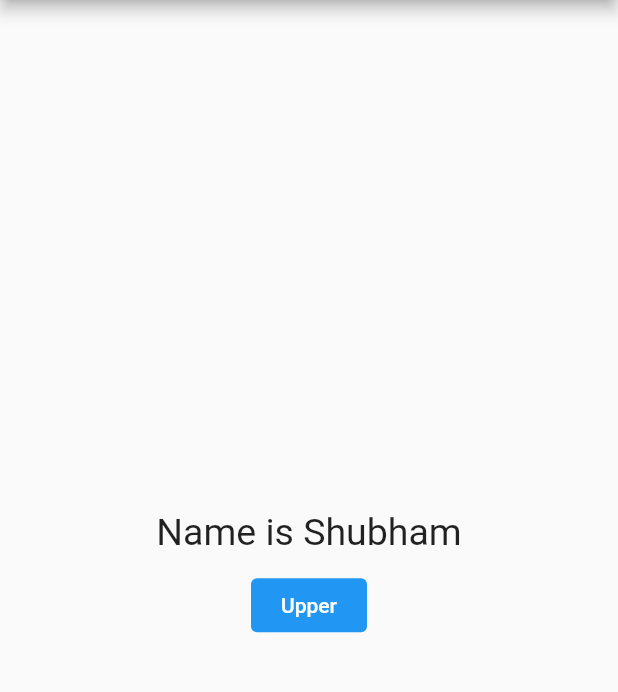
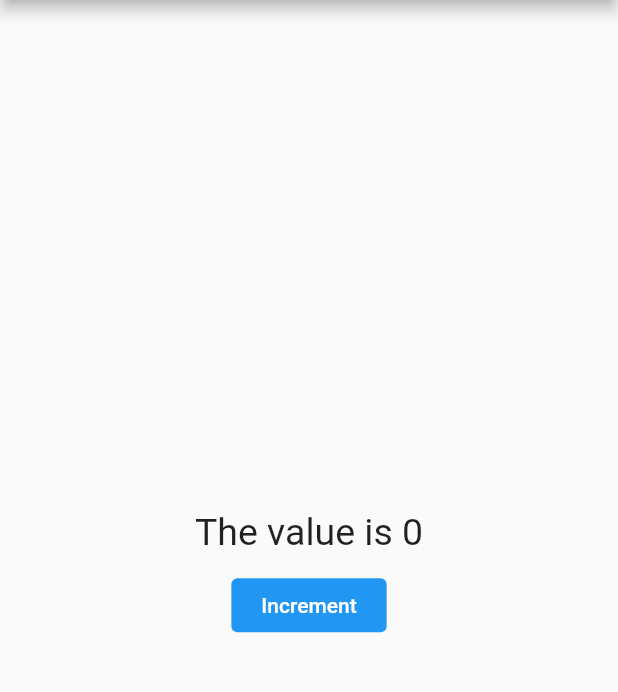
Before and after one commit to shubham3135/FlutterStateManagementGetX, a Flutter app: the screen it shows after launch, on a phone screen of 412 x 824 dp, the part 84-776 px from its top. Run offline on Flutter 3.47's test engine with Material 2 defaults, Android fonts, the phone set to English and light mode, and no system bars; our stand-ins replace get.

Commit message:
Simple reactive state management using getX controller and separating ui code

```diff
--- a/lib/main.dart
+++ b/lib/main.dart
@@ -27,22 +27,28 @@ class MyApp extends StatelessWidget {
             crossAxisAlignment: CrossAxisAlignment.center,
             children: [
               /**
-               * Using Obx and GetX controller for state management and custom class separating the ui code
+               * Using GetX controller for state management and separating the ui code
                */
-              Obx(() => Text(
-                    'Name is ${myController.student.value.name}',
+              GetX<MyController>(
+                // If instance of controller not created at top
+                // init: MyController(),
+                builder: (controller) {
+                  return Text(
+                    'The value is ${myController.count}',
+                    // If instance of controller not created at top
+                    // 'The value is ${controller.count}',
                     style: TextStyle(fontSize: 25),
-                  )),
+                  );
+                },
+              ),
               SizedBox(height: 10),
               TextButton(
                 onPressed: () {
-                  // if individual variables are observable
-                  // myController.convertToUpperCase();
-
-                  // if entire class is observable
-                  myController.convertUpperCase();
+                  myController.increment();
+                  // If instance of controller not created at top
+                  // Get.find<MyController>().increment();
                 },
-                child: Text('Upper'),
+                child: Text('Increment'),
                 style: TextButton.styleFrom(
                   primary: Colors.white,
                   backgroundColor: Colors.blue,
--- a/lib/my_controller.dart
+++ b/lib/my_controller.dart
@@ -1,20 +1,8 @@
 import 'package:get/get.dart';
-import 'package:get_x/student.dart';
 
 class MyController extends GetxController {
-  // if individual variables are observable
-  // var student = Student();
-  //
-  // void convertToUpperCase() {
-  //   student.name.value = student.name.value.toUpperCase();
-  // }
-
-  // if entire class is observable
-  var student = Student(name: "Shubham", age: 25).obs;
-
-  void convertUpperCase() {
-    student.update((student) {
-      student!.name = student.name.toString().toUpperCase();
-    });
+  var count = 0.obs;
+  void increment() {
+    count++;
   }
 }
```
